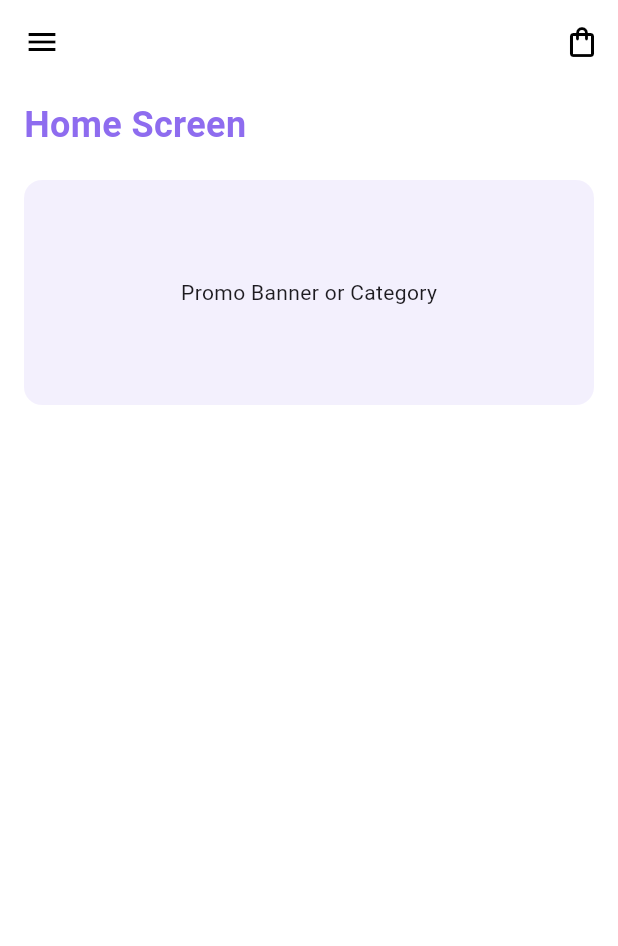
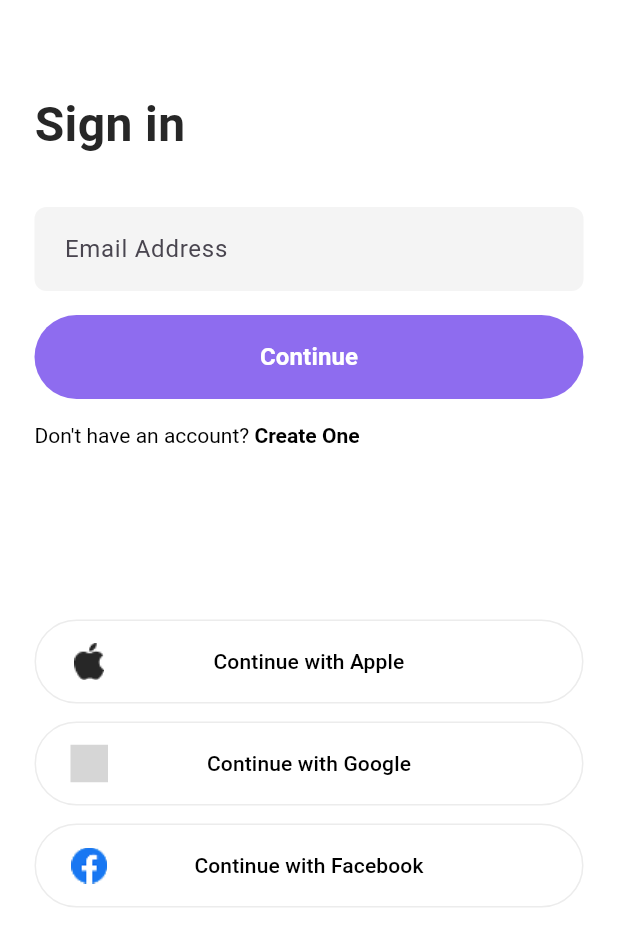
Before and after one commit to Dialawilson/clot, a Flutter app: the screen it shows after launch, on a phone screen of 412 x 824 dp. Shown: the top 946 px of the screen. Run offline on Flutter 3.47's test engine with Material 3 defaults, Android fonts, the phone set to English and light mode, and no system bars; our stand-ins replace flutter_svg; grey boxes are pictures that could not be loaded.

Commit message:
feat: Implement login screen with email and password functionality
- Added a new Login screen with conditional UI for email and password input.
- Integrated controllers for capturing user input.
- Implemented navigation between email and password views.
- Added main action button for login and continue actions.
- Included social login options for Apple, Google, and Facebook.
- Created helper widgets for input decoration, main button, social button, and link text.

```diff
--- a/lib/constants/AppColor.dart
+++ b/lib/constants/AppColor.dart
@@ -14,7 +14,7 @@
   static const Color inputPlaceholder = Color(0xFF272727);
 
   // input BG
-  static const Color inputBG = Color(0xFFF4F4F4);
+  static const Color inputBg= Color(0xFFF4F4F4);
 // text
 static const Color textColor = Color(0xFF272727);
 }
--- /dev/null
+++ b/lib/screens/login/login.dart
@@ -0,0 +1,227 @@
+import 'package:flutter/material.dart';
+import 'package:flutter/gestures.dart';
+import 'package:flutter_svg/flutter_svg.dart';
+import 'package:clot/constants/AppColor.dart';
+
+class Login extends StatefulWidget {
+  const Login({super.key});
+
+  @override
+  State<Login> createState() => _LoginState();
+}
+
+class _LoginState extends State<Login> {
+  // Controllers to capture user input
+  final TextEditingController _emailController = TextEditingController();
+  final TextEditingController _passwordController = TextEditingController();
+
+  // State variable to toggle between Email and Password views
+  bool isEmailEntered = false;
+
+  @override
+  Widget build(BuildContext context) {
+    return Scaffold(
+      backgroundColor: Colors.white,
+      // 1. Back button appears only when on the password screen
+      appBar: isEmailEntered
+          ? AppBar(
+              backgroundColor: Colors.white,
+              elevation: 0,
+              leading: IconButton(
+                icon: const Icon(Icons.arrow_back_ios_new, color: Colors.black, size: 20),
+                onPressed: () => setState(() => isEmailEntered = false),
+              ),
+            )
+          : null,
+      body: SafeArea(
+        child: SingleChildScrollView(
+          padding: const EdgeInsets.symmetric(horizontal: 23),
+          child: Column(
+            crossAxisAlignment: CrossAxisAlignment.start,
+            children: [
+              // Adjust spacing based on whether AppBar is present
+              SizedBox(height: isEmailEntered ? 20 : 60),
+
+              Text(
+                'Sign in',
+                style: TextStyle(
+                  color: AppColor.textColor,
+                  fontSize: 32,
+                  fontWeight: FontWeight.bold,
+                ),
+              ),
+              const SizedBox(height: 32),
+
+              // 2. Conditional UI: Show Email or Password Field
+              if (!isEmailEntered) ...[
+                // EMAIL VIEW
+                TextField(
+                  controller: _emailController,
+                  keyboardType: TextInputType.emailAddress,
+                  decoration: _inputDecoration('Email Address'),
+                ),
+              ] else ...[
+                // PASSWORD VIEW
+                TextField(
+                  controller: _passwordController,
+                  obscureText: true,
+                  decoration: _inputDecoration('Password'),
+                ),
+              ],
+
+              const SizedBox(height: 16),
+
+              // 3. Main Action Button
+              _mainButton(
+                text: isEmailEntered ? "Login" : "Continue",
+                onPressed: () {
+                  setState(() {
+                    if (!isEmailEntered) {
+                      // Check if email is provided before moving to password
+                      if (_emailController.text.isNotEmpty) {
+                        isEmailEntered = true;
+                      }
+                    } else {
+                      // Login Logic Here
+                      print("Login with: ${_emailController.text} and ${_passwordController.text}");
+                    }
+                  });
+                },
+              ),
+
+              const SizedBox(height: 16),
+
+              // 4. Sign Up Link (and Forgot Password if on password screen)
+              _buildLinks(context),
+              const SizedBox(height: 75),
+
+              // 5. Social Logins (Only show on the first screen)
+              if (!isEmailEntered) ...[
+                const SizedBox(height: 40),
+                _socialButton(
+                  label: "Continue with Apple",
+                  assetPath: 'assets/img/apple.png',
+                  onTap: () {},
+                ),
+                const SizedBox(height: 12),
+                _socialButton(
+                  label: "Continue with Google",
+                  assetPath: 'assets/svg/Google.svg',
+                  onTap: () {},
+                ),
+                const SizedBox(height: 12),
+                _socialButton(
+                  label: "Continue with Facebook",
+                  assetPath: 'assets/img/Fb.png',
+                  onTap: () {},
+                ),
+              ],
+            ],
+          ),
+        ),
+      ),
+    );
+  }
+
+  // --- Helper Widgets ---
+
+  InputDecoration _inputDecoration(String hint) {
+    return InputDecoration(
+      hintText: hint,
+      filled: true,
+      fillColor: const Color.fromARGB(255, 244, 244, 244),
+      contentPadding: const EdgeInsets.all(16),
+      border: OutlineInputBorder(
+        borderRadius: BorderRadius.circular(8),
+        borderSide: BorderSide.none,
+      ),
+    );
+  }
+
+  Widget _mainButton({required String text, required VoidCallback onPressed}) {
+    return SizedBox(
+      width: double.infinity,
+      height: 56,
+      child: ElevatedButton(
+        onPressed: onPressed,
+        style: ElevatedButton.styleFrom(
+          backgroundColor: AppColor.btnBackgroundColor,
+          foregroundColor: Colors.white,
+          shape: RoundedRectangleBorder(borderRadius: BorderRadius.circular(30)),
+          elevation: 0,
+        ),
+        child: Text(text, style: const TextStyle(fontSize: 16, fontWeight: FontWeight.w600)),
+      ),
+    );
+  }
+
+  Widget _socialButton({required String label, required String assetPath, required VoidCallback onTap}) {
+    return SizedBox(
+      width: double.infinity,
+      height: 56,
+      child: OutlinedButton(
+        onPressed: onTap,
+        style: OutlinedButton.styleFrom(
+          shape: RoundedRectangleBorder(borderRadius: BorderRadius.circular(30)),
+          side: BorderSide(color: Colors.grey.withOpacity(0.2)),
+        ),
+        child: Row(
+          children: [
+            SizedBox(
+              width: 25,
+              height: 25,
+              child: assetPath.endsWith('.svg')
+                  ? SvgPicture.asset(assetPath)
+                  : Image.asset(assetPath),
+            ),
+            Expanded(
+              child: Text(
+                label,
+                textAlign: TextAlign.center,
+                style: const TextStyle(color: Colors.black, fontWeight: FontWeight.w500),
+              ),
+            ),
+            const SizedBox(width: 25),
+          ],
+        ),
+      ),
+    );
+  }
+
+  Widget _buildLinks(BuildContext context) {
+    if (isEmailEntered) {
+      return RichText(
+
+        text: TextSpan(
+          style: const TextStyle(color: Colors.black, fontSize: 14),
+          children: [
+          const TextSpan(text: "Forgot your password? "),
+          TextSpan(
+            text: "Reset",
+            style: const TextStyle(fontWeight: FontWeight.bold),
+            recognizer: TapGestureRecognizer()
+              ..onTap = () {
+                // Navigate to ForgotPasswordPage()
+              },
+          ),
+        ]),
+      );
+    }
+    return RichText(
+      text: TextSpan(
+        style: const TextStyle(color: Colors.black, fontSize: 14),
+        children: [
+          const TextSpan(text: "Don't have an account? "),
+          TextSpan(
+            text: "Create One",
+            style: const TextStyle(fontWeight: FontWeight.bold),
+            recognizer: TapGestureRecognizer()
+              ..onTap = () {
+                // Navigate to RegisterPage()
+              },
+          ),
+        ],
+      ),
+    );
+  }
+}
--- a/lib/screens/splash/Splash.dart
+++ b/lib/screens/splash/Splash.dart
@@ -1,4 +1,4 @@
-import 'package:clot/screens/Home/Home.dart';
+import 'package:clot/screens/login/login.dart';
 import 'package:flutter/material.dart';
 import 'package:clot/constants/AppColor.dart';
 
@@ -21,7 +21,7 @@
     if (!mounted) return;
     Navigator.pushReplacement(
       context,
-      MaterialPageRoute(builder: (context) => const Home()),
+      MaterialPageRoute(builder: (context) => const Login()),
     );
   }
 
```
Also changed, not shown: pubspec.yaml (+0 -7 lines), assets/img/Apple svg.svg (added), assets/img/Fb.png (added), assets/img/apple.png (added), assets/img/g.png (added), assets/svg/Google.svg (added), assets/svg/fb.svg (added).
